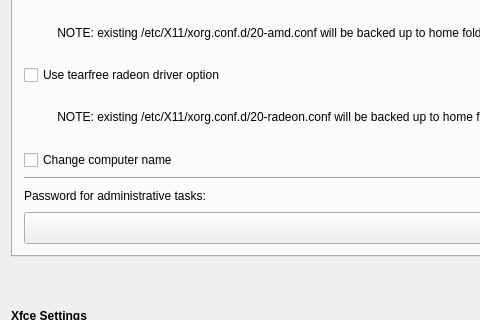
MX-Linux/mx-tweak, file defaultlook.ui: the form before one commit; both pictures show x 0 to 480 and y 385 to 705 of the 1109 by 829 pixel window.
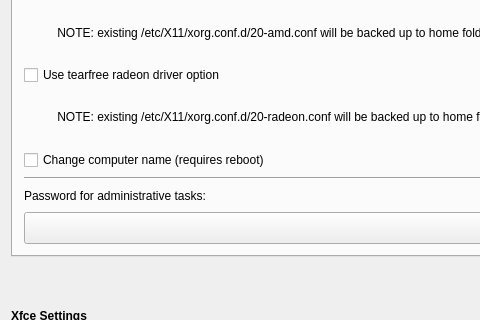
The form after the commit. Icons and pictures are not drawn.

Commit message: add reboot string

Diff of the .ui file:
```diff
--- a/defaultlook.ui
+++ b/defaultlook.ui
@@ -2098,7 +2098,7 @@
          <item row="15" column="0">
           <widget class="QCheckBox" name="checkBoxComputerName">
            <property name="text">
-            <string>Change computer name</string>
+            <string>Change computer name (requires reboot)</string>
            </property>
           </widget>
          </item>
```
The commit also changes 1 other file.
